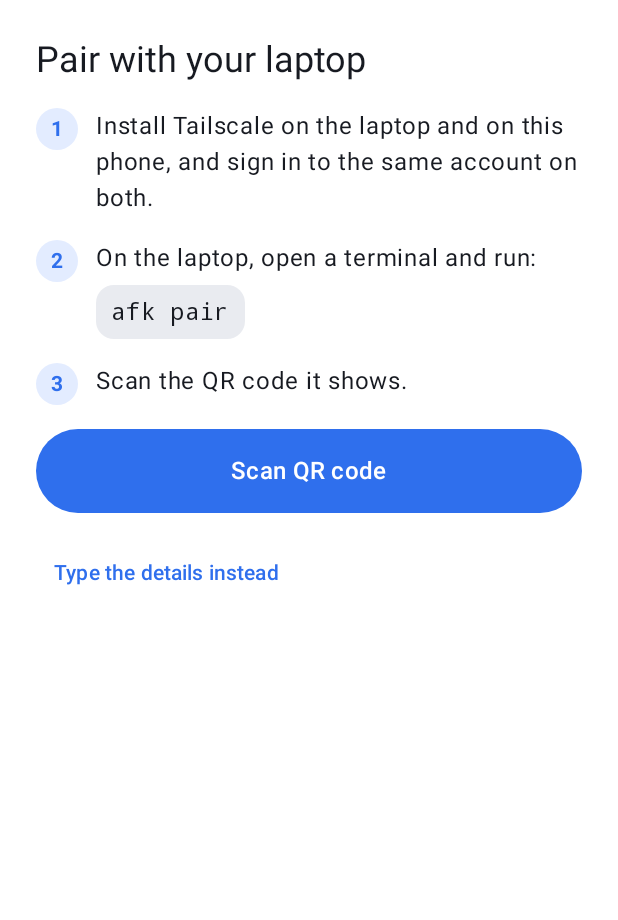
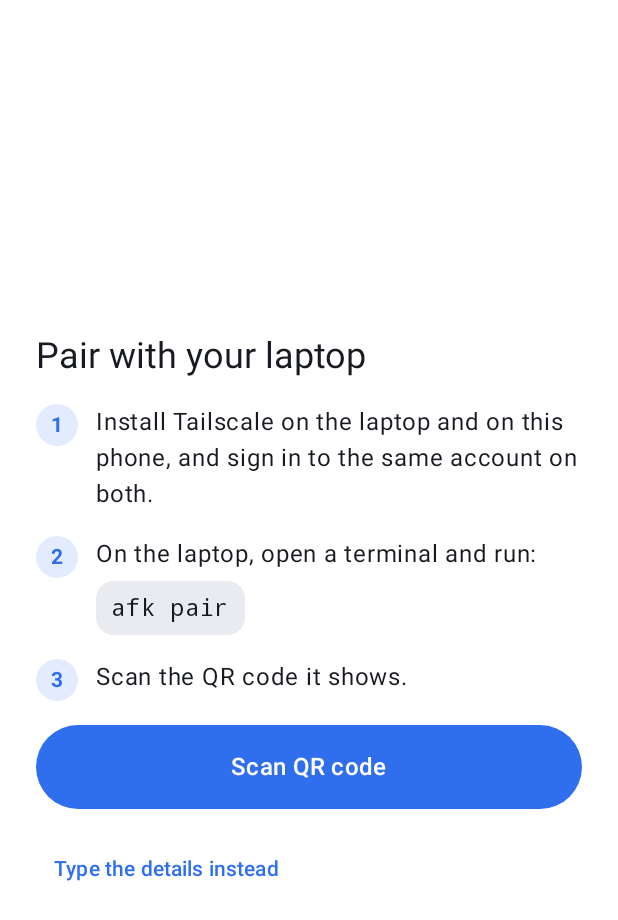
Before and after one commit to Amaan2210/afk, an Android app built with Jetpack Compose: the screen it shows after launch (MainActivity), on a phone screen of 412 x 824 dp. Shown: the top 920 px of the screen. Run offline under Robolectric (Android 15) with nearby library versions, the phone set to English and light mode, and no system bars; our stand-ins replace Dagger/Hilt's generated code; libraries missing offline, so code that uses them is left out: androidx.hilt.lifecycle, com.journeyapps.barcodescanner; 1 statement that could not run was skipped.

Commit message:
feat(app): the pairing steps sit in the middle of the screen
Co-Authored-By: Claude Opus 5.5 <noreply@anthropic.com>

```diff
--- a/android/app/src/main/kotlin/io/github/amaankhan63/afk/ui/pairing/PairingScreen.kt
+++ b/android/app/src/main/kotlin/io/github/amaankhan63/afk/ui/pairing/PairingScreen.kt
@@ -4,6 +4,7 @@ import androidx.activity.compose.rememberLauncherForActivityResult
 import androidx.compose.foundation.background
 import androidx.compose.foundation.layout.Arrangement
 import androidx.compose.foundation.layout.Box
+import androidx.compose.foundation.layout.BoxWithConstraints
 import androidx.compose.foundation.layout.Column
 import androidx.compose.foundation.layout.Row
 import androidx.compose.foundation.layout.fillMaxSize
@@ -100,13 +101,14 @@ internal fun PairingContent(
         if (failure != null) snackbar.showSnackbar(failure, duration = SnackbarDuration.Long)
     }
     Surface(modifier = modifier.fillMaxSize()) {
-        Box {
+        BoxWithConstraints(Modifier.safeDrawingPadding()) {
+            // In the middle of the screen; scrolls once it is taller than the screen.
             Column(
                 modifier = Modifier
-                    .safeDrawingPadding()
                     .verticalScroll(rememberScrollState())
+                    .heightIn(min = maxHeight)
                     .padding(24.dp),
-                verticalArrangement = Arrangement.spacedBy(16.dp)
+                verticalArrangement = Arrangement.spacedBy(16.dp, Alignment.CenterVertically)
             ) {
                 Text(
                     text = "Pair with your laptop",
@@ -132,10 +134,7 @@ internal fun PairingContent(
                 }
                 if (byHand) Details(state, onEdit, onConnect)
             }
-            SnackbarHost(
-                hostState = snackbar,
-                modifier = Modifier.align(Alignment.BottomCenter).safeDrawingPadding()
-            )
+            SnackbarHost(hostState = snackbar, modifier = Modifier.align(Alignment.BottomCenter))
         }
     }
 }
```
